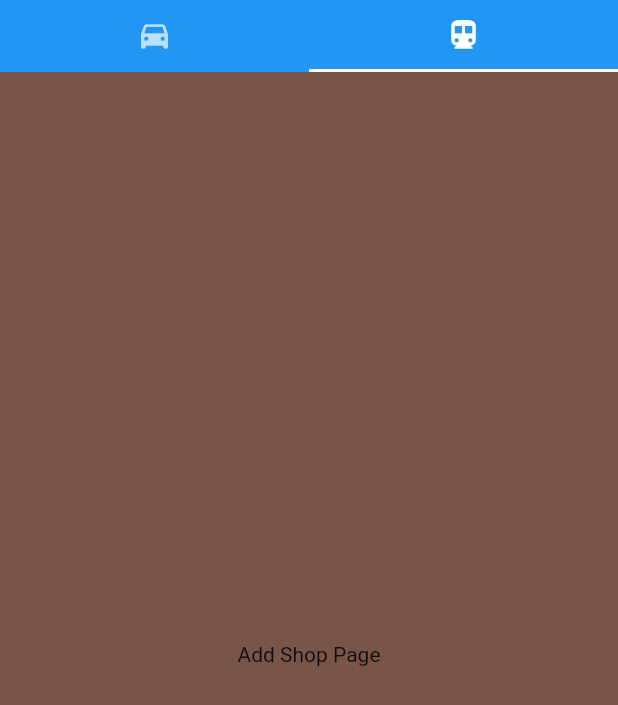
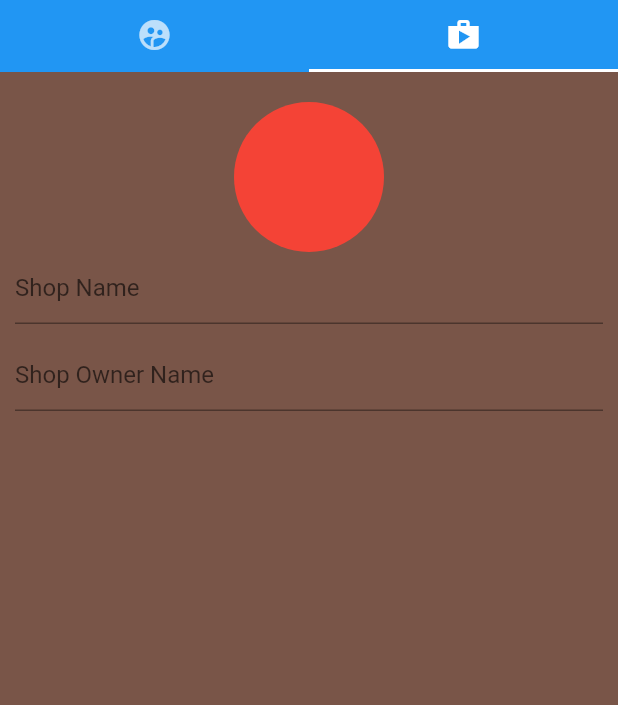
Before and after one commit to sasukeamjed/custom_claims_app, a Flutter app: the AddUserPage screen opened directly, tab 2 chosen, on a phone screen of 412 x 824 dp. Shown: the top 705 px of the screen. Run offline on Flutter 3.47's test engine with Material 2 defaults, Android fonts, the phone set to English and light mode, and no system bars; our stand-ins replace cloud_functions, firebase_auth; accounts and stored records are empty; network calls fail.

Commit message:
adding a further features

```diff
--- a/lib/auth_widget_builder.dart
+++ b/lib/auth_widget_builder.dart
@@ -8,7 +8,6 @@ import 'package:flutter/material.dart';
 import 'package:provider/provider.dart';
 
 class AuthWidgetBuilder extends StatefulWidget {
-
   @override
   _AuthWidgetBuilderState createState() => _AuthWidgetBuilderState();
 }
@@ -16,6 +15,7 @@ class AuthWidgetBuilder extends StatefulWidget {
 class _AuthWidgetBuilderState extends State<AuthWidgetBuilder> {
   AuthService authService;
   Future getUser;
+
   @override
   void initState() {
 //    authService = Provider.of<AuthService>(context);
@@ -23,22 +23,25 @@ class _AuthWidgetBuilderState extends State<AuthWidgetBuilder> {
     super.initState();
   }
 
-
   @override
   void didChangeDependencies() {
     authService = Provider.of<AuthService>(context);
     getUser = authService.getCurrentUser();
     super.didChangeDependencies();
   }
+
   @override
   Widget build(BuildContext context) {
-
     return FutureBuilder(
       future: getUser,
-      builder: (BuildContext context, AsyncSnapshot snapshot){
-        if(snapshot.connectionState == ConnectionState.done){
-          if(authService.currentUser != null){
-            return Provider.value(value: authService.currentUser,child: MainAdminPage(),);
+      builder: (BuildContext context, AsyncSnapshot snapshot) {
+        if (snapshot.connectionState == ConnectionState.done) {
+          if (authService.currentUser != null) {
+            print(authService.currentUser.claims);
+            return Provider.value(
+              value: authService.currentUser,
+              child: MainAdminPage(),
+            );
           }
           return SignInPage();
         }
--- a/lib/models/users/main_user.dart
+++ b/lib/models/users/main_user.dart
@@ -5,7 +5,7 @@ import 'package:flutter/cupertino.dart';
 class MainUser{
   final String uid;
   final String email;
-  final Map<dynamic, dynamic> claims;
+  final String claims;
 
   MainUser({this.uid, this.email, this.claims}) : assert(uid != null && email != null);
 
--- a/lib/pages/admin_pages/add_admin_or_shop/add_shop_page.dart
+++ b/lib/pages/admin_pages/add_admin_or_shop/add_shop_page.dart
@@ -4,8 +4,36 @@ class AddShopPage extends StatelessWidget {
   @override
   Widget build(BuildContext context) {
     print('Add Shop Page is Build');
-    return Center(
-      child: Text('Add Shop Page'),
+    return SingleChildScrollView(
+      child: Padding(
+        padding: EdgeInsets.symmetric(horizontal: 10, vertical: 20),
+        child: Column(
+          crossAxisAlignment: CrossAxisAlignment.center,
+          children: <Widget>[
+            Container(
+              width: 100,
+              height: 100,
+              decoration: BoxDecoration(
+                shape: BoxShape.circle,
+                color: Colors.red
+              ),
+            ),
+            TextField(
+              decoration: InputDecoration(
+                fillColor: Colors.white,
+                hintText: 'Shop Name'
+              ),
+            ),
+            SizedBox(height: 10,),
+            TextField(
+              decoration: InputDecoration(
+                  hintText: 'Shop Owner Name'
+              ),
+            ),
+            SizedBox(height: 10,),
+          ],
+        ),
+      ),
     );
   }
 }
--- a/lib/pages/admin_pages/add_admin_or_shop/add_user_page.dart
+++ b/lib/pages/admin_pages/add_admin_or_shop/add_user_page.dart
@@ -19,8 +19,8 @@ class AddUserPage extends StatelessWidget{
                 color: Theme.of(context).accentColor,
                 child: TabBar(
                   tabs: [
-                    Tab(icon: Icon(Icons.directions_car)),
-                    Tab(icon: Icon(Icons.directions_transit)),
+                    Tab(icon: Icon(Icons.supervised_user_circle)),
+                    Tab(icon: Icon(Icons.shop)),
                   ],
                 ),
               ),
--- a/lib/services/auth.dart
+++ b/lib/services/auth.dart
@@ -25,7 +25,7 @@ class AuthService extends ChangeNotifier{
     var user = await _auth.currentUser();
     IdTokenResult idTokenResult = await user.getIdToken();
     Map claims = idTokenResult.claims;
-    currentUser = MainUser(uid: user.uid, email: user.email, claims: claims);
+    currentUser = MainUser(uid: user.uid, email: user.email, claims: claims['claim']);
   }
 
 
```
